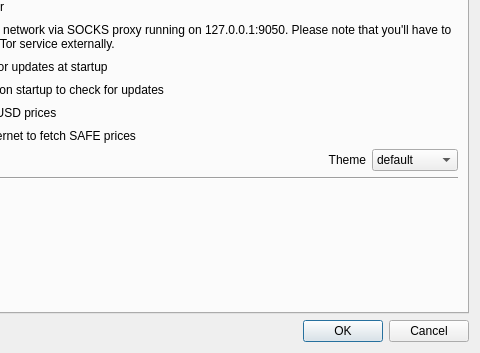
Old version of the form src/settings.ui in the repository zerocurrencycoin/zerowallet; both pictures show x 120 to 600 and y 257 to 610 of the 600 by 610 pixel window.
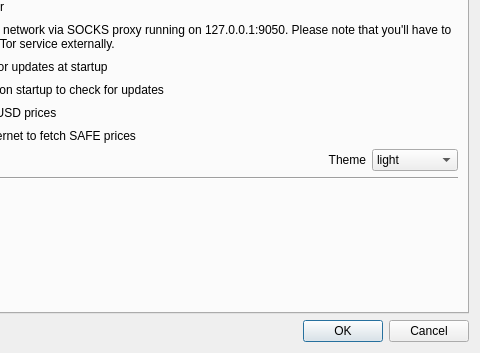
New version of the form. Icons and pictures are not drawn.

```diff
--- a/src/settings.ui
+++ b/src/settings.ui
@@ -313,7 +313,7 @@
          </property>
          <item>
           <property name="text">
-           <string>default</string>
+           <string>light</string>
           </property>
          </item>
          <item>
```
Left out of the diff: 2 changed lines with no effect on the pictures.
